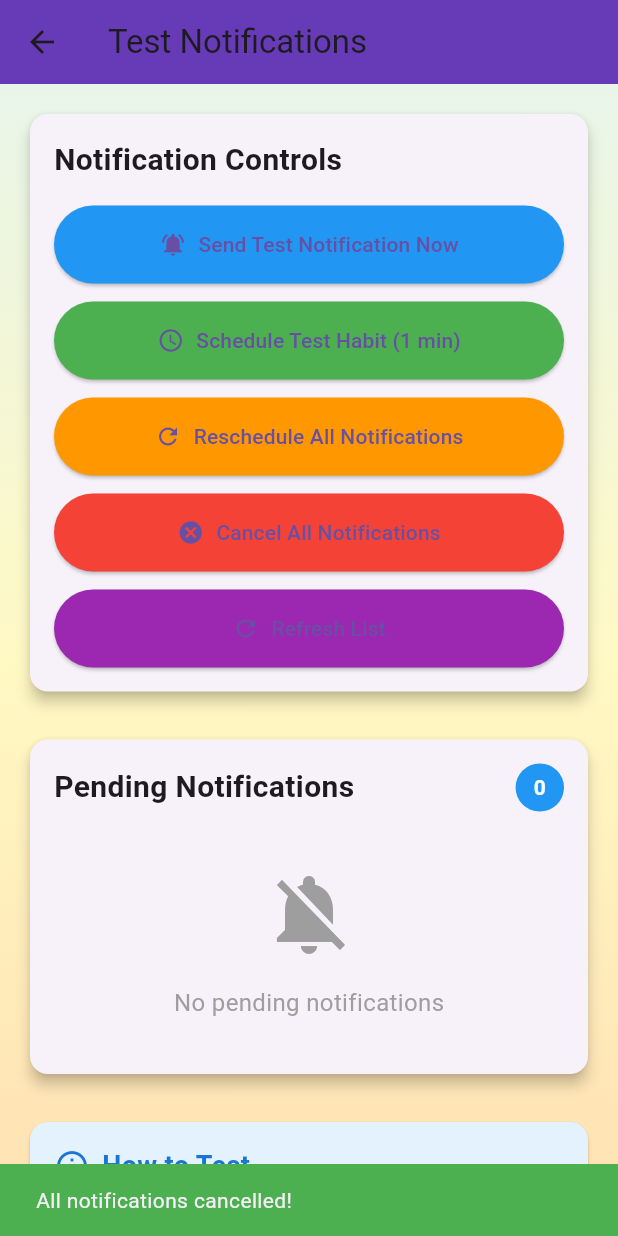
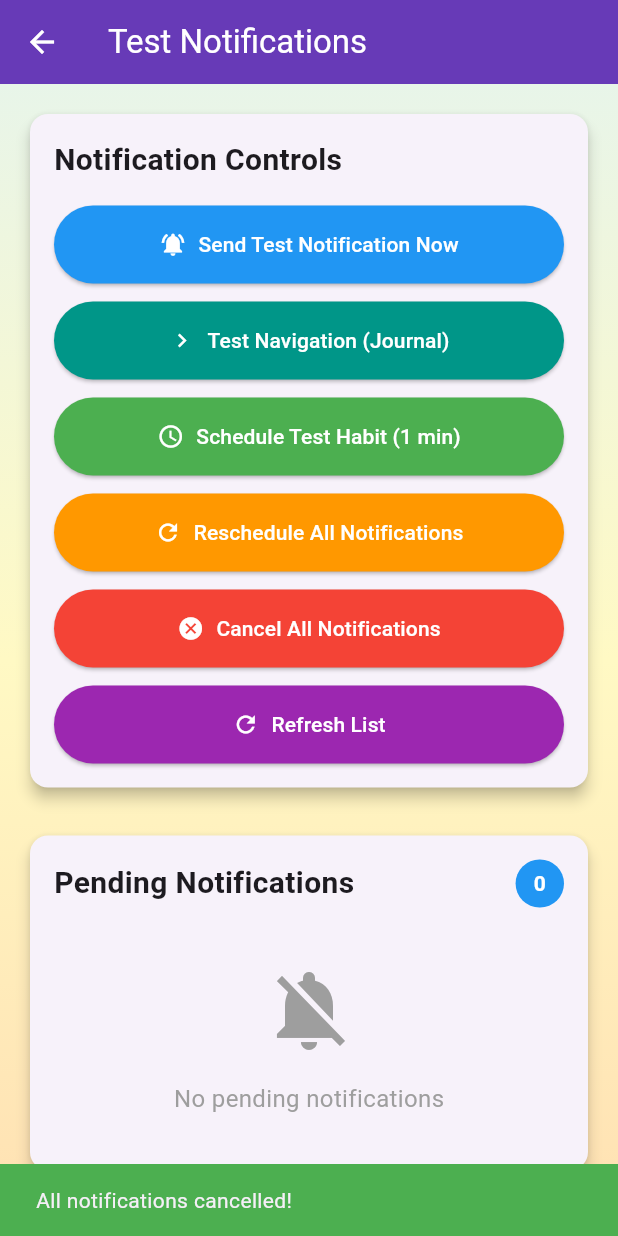
Before and after one commit to alabenss/mobile-dev-project, a Flutter app: the TestNotificationsScreen screen opened directly, after a tap on "Cancel All Notifications", on a phone screen of 412 x 824 dp. Run offline on Flutter 3.47's test engine with Material 3 defaults, Android fonts, the phone set to English and light mode, and no system bars; our stand-ins replace audioplayers, bloc, equatable, firebase_core, firebase_messaging, fl_chart and 10 more; missing offline and left inert: record; accounts and stored records are empty.

Commit message:
update on notifications

```diff
--- a/rise/lib/database/repo/habit_repo.dart
+++ b/rise/lib/database/repo/habit_repo.dart
@@ -6,7 +6,8 @@ import '../../models/habit_model.dart';
 import '../../services/notification_service.dart';
 
 class HabitRepository {
-  final NotificationService _notificationService = NotificationService();
+  // Use the singleton instance instead of creating a new one
+  NotificationService get _notificationService => NotificationService.instance;
 
   /// Get the current logged-in user's ID
   Future<int> _getCurrentUserId() async {
--- a/rise/lib/views/test_notification_screen.dart
+++ b/rise/lib/views/test_notification_screen.dart
@@ -11,7 +11,6 @@ class TestNotificationsScreen extends StatefulWidget {
 }
 
 class _TestNotificationsScreenState extends State<TestNotificationsScreen> {
-  final NotificationService _notificationService = NotificationService();
   final HabitRepository _habitRepo = HabitRepository();
   List<dynamic> _pendingNotifications = [];
   bool _loading = false;
@@ -25,7 +24,7 @@ class _TestNotificationsScreenState extends State<TestNotificationsScreen> {
   Future<void> _loadPendingNotifications() async {
     setState(() => _loading = true);
     try {
-      final pending = await _notificationService.getPendingNotifications();
+      final pending = await NotificationService.instance.getPendingNotifications();
       setState(() {
         _pendingNotifications = pending;
         _loading = false;
@@ -38,12 +37,25 @@ class _TestNotificationsScreenState extends State<TestNotificationsScreen> {
 
   Future<void> _testImmediateNotification() async {
     try {
-      await _notificationService.showImmediateNotification(
+      await NotificationService.instance.showImmediateNotification(
         'Test Notification',
         'This is a test notification! 🎯',
         payload: 'test_habit',
       );
       _showSuccess('Test notification sent!');
+    } catch (e) {
+      _showError('Failed to send notification: $e');
+    }
+  }
+
+  Future<void> _testNavigationNotification() async {
+    try {
+      await NotificationService.instance.showTestNotification(
+        title: 'Journal Reminder',
+        body: 'Time to write in your journal! 📝',
+        screen: 'journal',
+      );
+      _showSuccess('Journal notification sent! Tap it to test navigation.');
     } catch (e) {
       _showError('Failed to send notification: $e');
     }
@@ -85,7 +97,7 @@ class _TestNotificationsScreenState extends State<TestNotificationsScreen> {
 
   Future<void> _cancelAllNotifications() async {
     try {
-      await _notificationService.cancelAllNotifications();
+      await NotificationService.instance.cancelAllNotifications();
       _showSuccess('All notifications cancelled!');
       await _loadPendingNotifications();
     } catch (e) {
@@ -119,6 +131,7 @@ class _TestNotificationsScreenState extends State<TestNotificationsScreen> {
       appBar: AppBar(
         title: const Text('Test Notifications'),
         backgroundColor: Colors.deepPurple,
+        foregroundColor: Colors.white,
       ),
       body: Container(
         decoration: const BoxDecoration(
@@ -154,6 +167,20 @@ class _TestNotificationsScreenState extends State<TestNotificationsScreen> {
                       label: const Text('Send Test Notification Now'),
                       style: ElevatedButton.styleFrom(
                         backgroundColor: Colors.blue,
+                        foregroundColor: Colors.white,
+                        padding: const EdgeInsets.all(16),
+                      ),
+                    ),
+
+                    const SizedBox(height: 12),
+
+                    ElevatedButton.icon(
+                      onPressed: _testNavigationNotification,
+                      icon: const Icon(Icons.navigate_next),
+                      label: const Text('Test Navigation (Journal)'),
+                      style: ElevatedButton.styleFrom(
+                        backgroundColor: Colors.teal,
+                        foregroundColor: Colors.white,
                         padding: const EdgeInsets.all(16),
                       ),
                     ),
@@ -166,6 +193,7 @@ class _TestNotificationsScreenState extends State<TestNotificationsScreen> {
                       label: const Text('Schedule Test Habit (1 min)'),
                       style: ElevatedButton.styleFrom(
                         backgroundColor: Colors.green,
+                        foregroundColor: Colors.white,
                         padding: const EdgeInsets.all(16),
                       ),
                     ),
@@ -178,6 +206,7 @@ class _TestNotificationsScreenState extends State<TestNotificationsScreen> {
                       label: const Text('Reschedule All Notifications'),
                       style: ElevatedButton.styleFrom(
                         backgroundColor: Colors.orange,
+                        foregroundColor: Colors.white,
                         padding: const EdgeInsets.all(16),
                       ),
                     ),
@@ -190,6 +219,7 @@ class _TestNotificationsScreenState extends State<TestNotificationsScreen> {
                       label: const Text('Cancel All Notifications'),
                       style: ElevatedButton.styleFrom(
                         backgroundColor: Colors.red,
+                        foregroundColor: Colors.white,
                         padding: const EdgeInsets.all(16),
                       ),
                     ),
@@ -202,6 +232,7 @@ class _TestNotificationsScreenState extends State<TestNotificationsScreen> {
                       label: const Text('Refresh List'),
                       style: ElevatedButton.styleFrom(
                         backgroundColor: Colors.purple,
+                        foregroundColor: Colors.white,
                         padding: const EdgeInsets.all(16),
                       ),
                     ),
@@ -288,7 +319,9 @@ class _TestNotificationsScreenState extends State<TestNotificationsScreen> {
                         itemCount: _pendingNotifications.length,
                         itemBuilder: (context, index) {
                           final notification = _pendingNotifications[index];
-                          return ListTile(
+                          return Card(
+                            margin: const EdgeInsets.only(bottom: 8),
+                            child: ListTile(
                               leading: const CircleAvatar(
                                 backgroundColor: Colors.blue,
                                 child: Icon(Icons.notifications, color: Colors.white),
@@ -297,16 +330,27 @@ class _TestNotificationsScreenState extends State<TestNotificationsScreen> {
                                 notification.title ?? 'No title',
                                 style: const TextStyle(fontWeight: FontWeight.bold),
                               ),
-                            subtitle: Text(
+                              subtitle: Column(
+                                crossAxisAlignment: CrossAxisAlignment.start,
+                                children: [
+                                  Text(
                                     notification.body ?? 'No body',
                                     maxLines: 2,
                                     overflow: TextOverflow.ellipsis,
                                   ),
-                            trailing: Text(
+                                  const SizedBox(height: 4),
+                                  Text(
                                     'ID: ${notification.id}',
                                     style: const TextStyle(
-                                fontSize: 12,
+                                      fontSize: 11,
                                       color: Colors.grey,
+                                    ),
+                                  ),
+                                ],
+                              ),
+                              trailing: const Icon(
+                                Icons.schedule,
+                                color: Colors.orange,
                               ),
                             ),
                           );
@@ -343,11 +387,13 @@ class _TestNotificationsScreenState extends State<TestNotificationsScreen> {
                     ),
                     const SizedBox(height: 12),
                     const Text(
-                      '1. Tap "Send Test Notification Now" to see an immediate notification\n\n'
-                      '2. Tap "Schedule Test Habit (1 min)" to schedule a notification for 1 minute from now\n\n'
-                      '3. Wait 1 minute to receive the scheduled notification\n\n'
-                      '4. Check "Pending Notifications" to see what\'s scheduled\n\n'
-                      '5. Use "Reschedule All" to reload all habit reminders',
+                      '1. "Send Test Notification Now" - Shows an immediate notification\n\n'
+                      '2. "Test Navigation (Journal)" - Sends a notification that navigates to journal when tapped\n\n'
+                      '3. "Schedule Test Habit (1 min)" - Schedules a notification for 1 minute from now\n\n'
+                      '4. Wait 1 minute to receive the scheduled notification\n\n'
+                      '5. "Refresh List" - See all pending notifications\n\n'
+                      '6. "Reschedule All" - Reload all habit reminders\n\n'
+                      '7. "Cancel All" - Clear all pending notifications',
                       style: TextStyle(fontSize: 14, height: 1.5),
                     ),
                   ],
```
Also changed, not shown: rise/lib/main.dart (+5 -17 lines), rise/lib/services/notification_service.dart (+127 -119 lines). Lines whose indentation alone changed are shown as unchanged.
